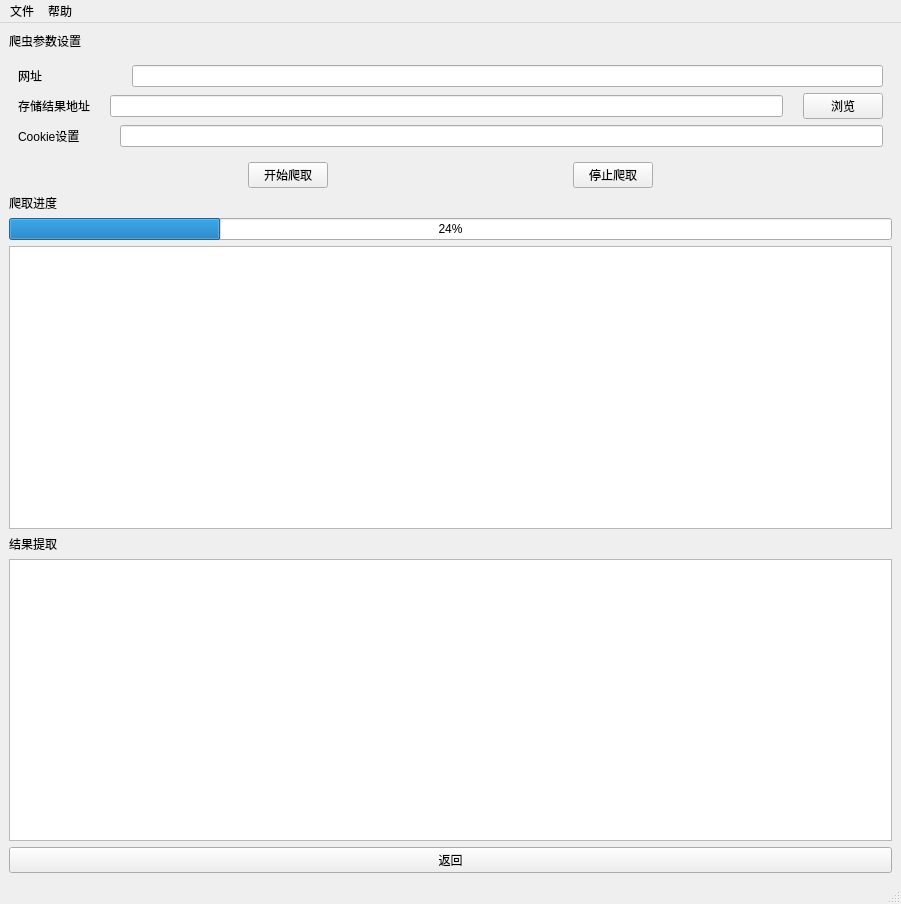
Above: Spider.ui from cfxsvbtgasc21/Github-project-analyzer before the change. Below: the same form after it.
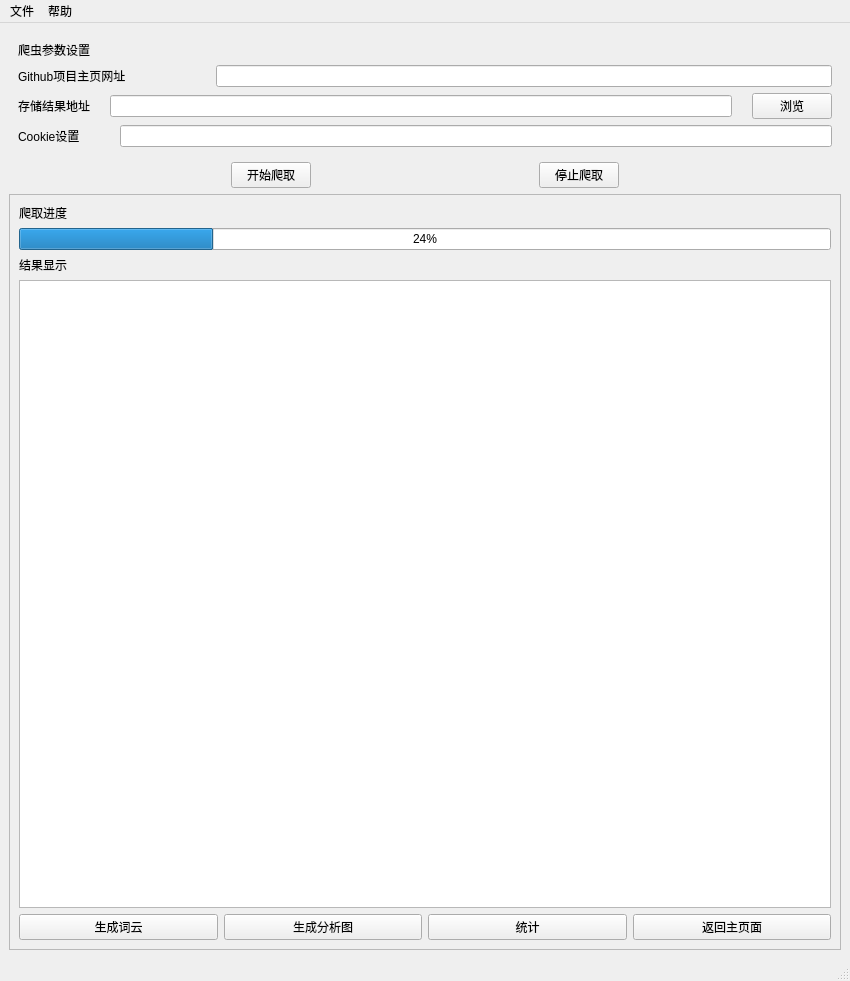
That is the form after the change.

```diff
--- a/Spider.ui
+++ b/Spider.ui
@@ -6,25 +6,15 @@
    <rect>
     <x>0</x>
     <y>0</y>
-    <width>901</width>
-    <height>904</height>
+    <width>850</width>
+    <height>981</height>
    </rect>
   </property>
   <property name="windowTitle">
    <string>MainWindow</string>
   </property>
   <widget class="QWidget" name="centralwidget">
-   <layout class="QVBoxLayout" name="verticalLayout_2">
-    <item>
-     <widget class="QLabel" name="label">
-      <property name="frameShape">
-       <enum>QFrame::NoFrame</enum>
-      </property>
-      <property name="text">
-       <string>爬虫参数设置</string>
-      </property>
-     </widget>
-    </item>
+   <layout class="QVBoxLayout" name="verticalLayout_3">
     <item>
      <widget class="QFrame" name="frame">
       <property name="layoutDirection">
@@ -40,6 +30,16 @@
        <number>1</number>
       </property>
       <layout class="QVBoxLayout" name="verticalLayout">
+       <item>
+        <widget class="QLabel" name="label">
+         <property name="frameShape">
+          <enum>QFrame::NoFrame</enum>
+         </property>
+         <property name="text">
+          <string>爬虫参数设置</string>
+         </property>
+        </widget>
+       </item>
        <item>
         <layout class="QHBoxLayout" name="horizontalLayout">
          <property name="spacing">
@@ -48,7 +48,7 @@
          <item>
           <widget class="QLabel" name="label_2">
            <property name="text">
-            <string>网址</string>
+            <string>Github项目主页网址</string>
            </property>
           </widget>
          </item>
@@ -195,6 +195,15 @@
      </layout>
     </item>
     <item>
+     <widget class="QFrame" name="frame_2">
+      <property name="frameShape">
+       <enum>QFrame::StyledPanel</enum>
+      </property>
+      <property name="frameShadow">
+       <enum>QFrame::Raised</enum>
+      </property>
+      <layout class="QVBoxLayout" name="verticalLayout_2">
+       <item>
      <widget class="QLabel" name="label_4">
       <property name="text">
        <string>爬取进度</string>
@@ -208,42 +217,59 @@
       </property>
      </widget>
     </item>
-    <item>
-     <widget class="QListWidget" name="listWidget"/>
-    </item>
     <item>
      <widget class="QLabel" name="label_5">
       <property name="text">
-       <string>结果提取</string>
+          <string>结果显示</string>
       </property>
      </widget>
     </item>
     <item>
-     <widget class="QListWidget" name="listWidget_2"/>
+        <widget class="QListWidget" name="listWidget"/>
+       </item>
+       <item>
+        <layout class="QHBoxLayout" name="horizontalLayout_6">
+         <item>
+          <widget class="QPushButton" name="pushButton_2">
+           <property name="text">
+            <string>生成词云</string>
+           </property>
+          </widget>
+         </item>
+         <item>
+          <widget class="QPushButton" name="pushButton">
+           <property name="text">
+            <string>生成分析图</string>
+           </property>
+          </widget>
+         </item>
+         <item>
+          <widget class="QPushButton" name="pushButton_3">
+           <property name="text">
+            <string>统计</string>
+           </property>
+          </widget>
     </item>
     <item>
      <widget class="QPushButton" name="back">
       <property name="text">
-       <string>返回</string>
+            <string>返回主页面</string>
       </property>
      </widget>
     </item>
    </layout>
-   <zorder>label</zorder>
-   <zorder>back</zorder>
-   <zorder>label_4</zorder>
-   <zorder>frame</zorder>
-   <zorder>progressBar</zorder>
-   <zorder>listWidget</zorder>
-   <zorder>listWidget_2</zorder>
-   <zorder>label_5</zorder>
+       </item>
+      </layout>
+     </widget>
+    </item>
+   </layout>
   </widget>
   <widget class="QMenuBar" name="menubar">
    <property name="geometry">
     <rect>
      <x>0</x>
      <y>0</y>
-     <width>901</width>
+     <width>850</width>
      <height>30</height>
     </rect>
    </property>
```
Left out of the diff: 3 changed lines with no effect on the pictures. Lines whose indentation alone changed are shown as unchanged.
